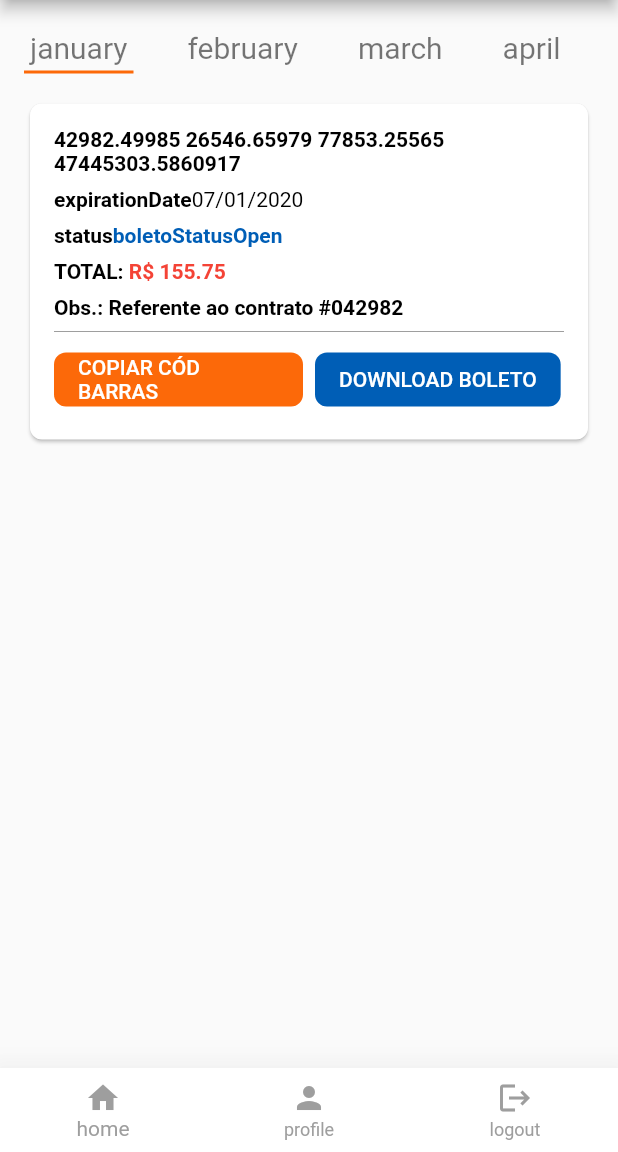
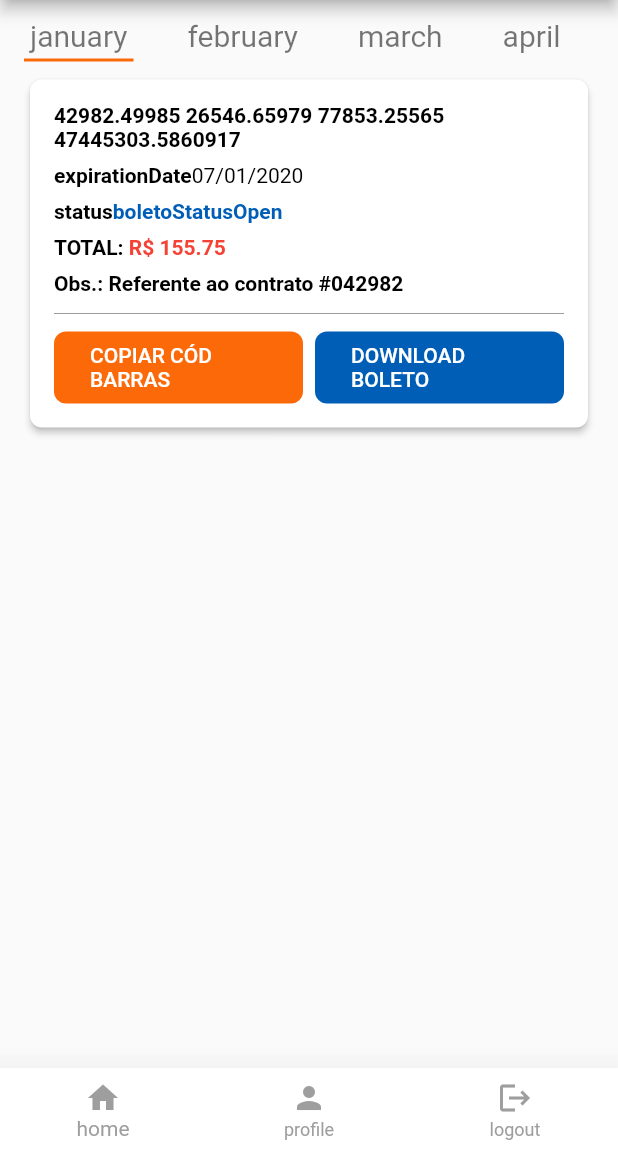
Before and after one commit to Ascenio/boleto_demo, a Flutter app: the screen it shows after launch, on a phone screen of 412 x 824 dp, the part 84-1236 px from its top. Run offline on Flutter 3.47's test engine with Material 2 defaults, Android fonts, the phone set to English and light mode, and no system bars; our stand-ins replace get.

Commit message:
ui: ajustes na interface

```diff
--- a/lib/app/modules/boleto/widgets/boleto_history.dart
+++ b/lib/app/modules/boleto/widgets/boleto_history.dart
@@ -23,7 +23,7 @@ class BoletoHistory extends StatelessWidget {
     return Column(
       children: [
         Padding(
-          padding: const EdgeInsets.symmetric(vertical: 16),
+          padding: const EdgeInsets.symmetric(vertical: 8),
           child: MonthsTabBar(tabController: tabController, months: months),
         ),
         Expanded(
@@ -37,9 +37,12 @@ class BoletoHistory extends StatelessWidget {
                 }
                 return ListView.builder(
                   itemCount: boletos.length,
-                  itemBuilder: (_, index) => BoletoCard(boleto: boletos[index]),
+                  itemBuilder: (_, index) => Padding(
+                    padding: const EdgeInsets.only(bottom: 8.0),
+                    child: BoletoCard(boleto: boletos[index]),
+                  ),
                   physics: BouncingScrollPhysics(),
-                  padding: EdgeInsets.only(left: 16, right: 16, bottom: 16),
+                  padding: EdgeInsets.only(left: 16, right: 16),
                 );
               },
             ).toList(),
--- a/lib/app/widgets/boleto/boleto_card.dart
+++ b/lib/app/widgets/boleto/boleto_card.dart
@@ -24,7 +24,7 @@ class BoletoCard extends StatelessWidget {
     // FIXME injetar a dependência
     final formatter = Get.find<DateTimeFormatter>();
     return Card(
-      elevation: 1,
+      elevation: 2,
       shape: RoundedRectangleBorder(
         borderRadius: BorderRadius.circular(8),
       ),
@@ -71,7 +71,9 @@ class BoletoCard extends StatelessWidget {
               'Obs.: Referente ao contrato #${boleto.crontact.id}',
               style: TextStyle(fontWeight: FontWeight.bold),
             ),
+            const SizedBox(height: 4),
             Divider(color: Colors.grey),
+            const SizedBox(height: 4),
             Row(
               children: [
                 boleto.status == BoletoStatus.PAID
--- a/lib/app/widgets/boleto/boleto_card_button.dart
+++ b/lib/app/widgets/boleto/boleto_card_button.dart
@@ -24,7 +24,10 @@ class BoletoCardButton extends StatelessWidget {
         shape: MaterialStateProperty.all(
             RoundedRectangleBorder(borderRadius: BorderRadius.circular(8))),
       ),
-      child: Text(text),
+      child: Padding(
+        padding: EdgeInsets.all(8),
+        child: Text(text),
+      ),
       onPressed: onPressed,
     );
   }
```
